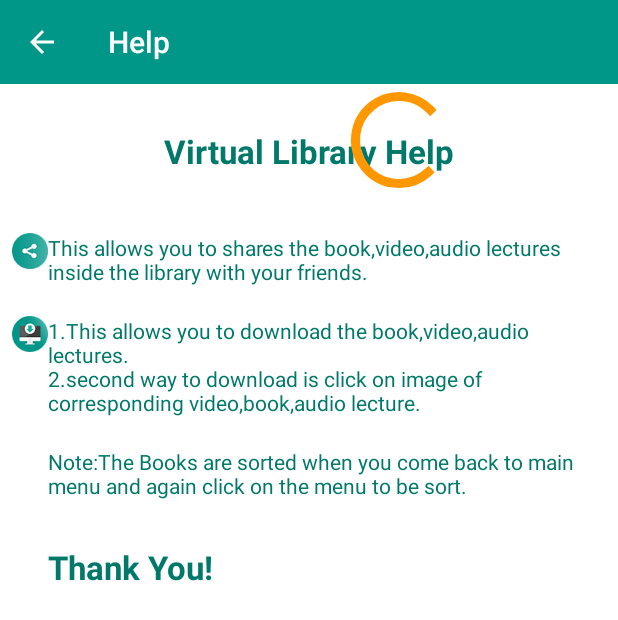
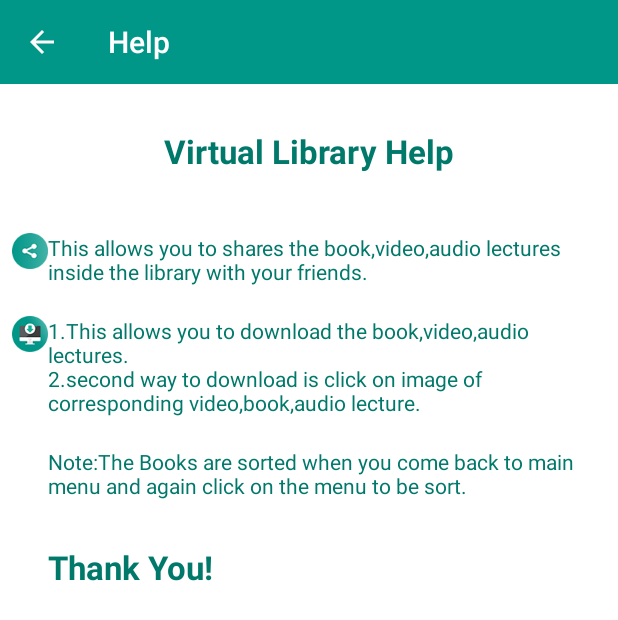
Before and after one commit to vikasdesale/E-Library, an Android app: the Help screen opened directly, with no data from a screen before it, on a phone screen of 412 x 824 dp. Shown: the top 620 px of the screen. Run offline under Robolectric (Android 15) with nearby library versions, the phone set to English and light mode, and no system bars.

Commit message:
Update help.xml

```diff
--- a/app/src/main/res/layout/help.xml
+++ b/app/src/main/res/layout/help.xml
@@ -96,15 +96,4 @@
         android:layout_below="@+id/app_bar"
         android:layout_centerHorizontal="true" />
 
-    <ProgressBar
-        style="?android:attr/progressBarStyleLarge"
-        android:layout_width="wrap_content"
-        android:layout_height="wrap_content"
-        android:id="@+id/progressBar"
-        android:layout_alignParentTop="true"
-        android:layout_alignParentLeft="true"
-        android:layout_alignParentStart="true"
-        android:layout_marginLeft="228dp"
-        android:layout_marginStart="228dp"
-        android:layout_marginTop="55dp" />
 </RelativeLayout>
```
